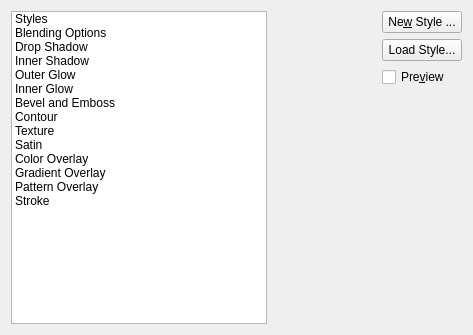
Before: the Qt Designer form krita/ui/layerstyles/wdglayerstyles.ui in KDE/krita, drawn with Qt 5.
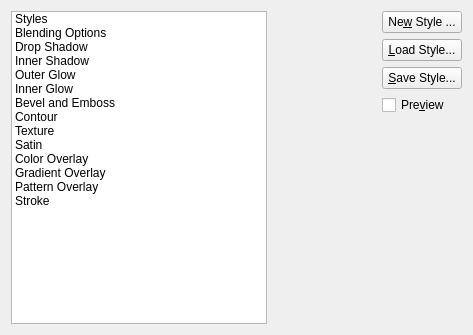
After: the same form once the commit is applied.

Commit message:
Added ability to save layer styles into ALS files
(saving into KRA is not implemented yet)

Diff of the .ui file:
```diff
--- a/krita/ui/layerstyles/wdglayerstyles.ui
+++ b/krita/ui/layerstyles/wdglayerstyles.ui
@@ -139,7 +139,14 @@
      <item>
       <widget class="QPushButton" name="btnLoadStyle">
        <property name="text">
-        <string>Load Style...</string>
+        <string>&amp;Load Style...</string>
+       </property>
+      </widget>
+     </item>
+     <item>
+      <widget class="QPushButton" name="btnSaveStyle">
+       <property name="text">
+        <string>&amp;Save Style...</string>
        </property>
       </widget>
      </item>
```
The commit also changes 7 other files.
